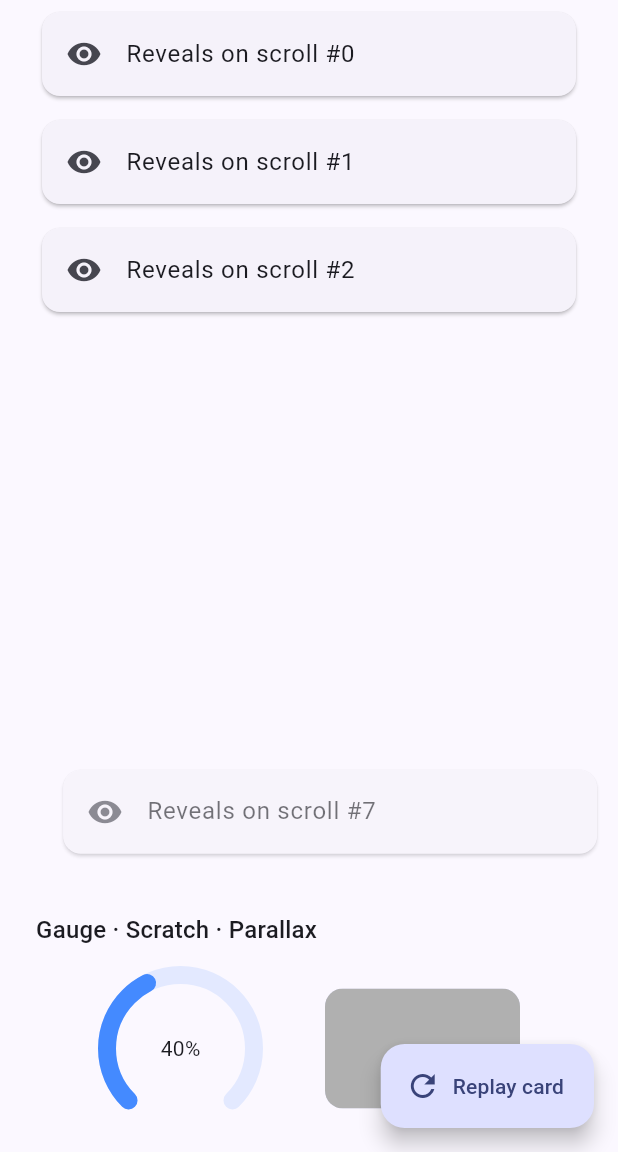
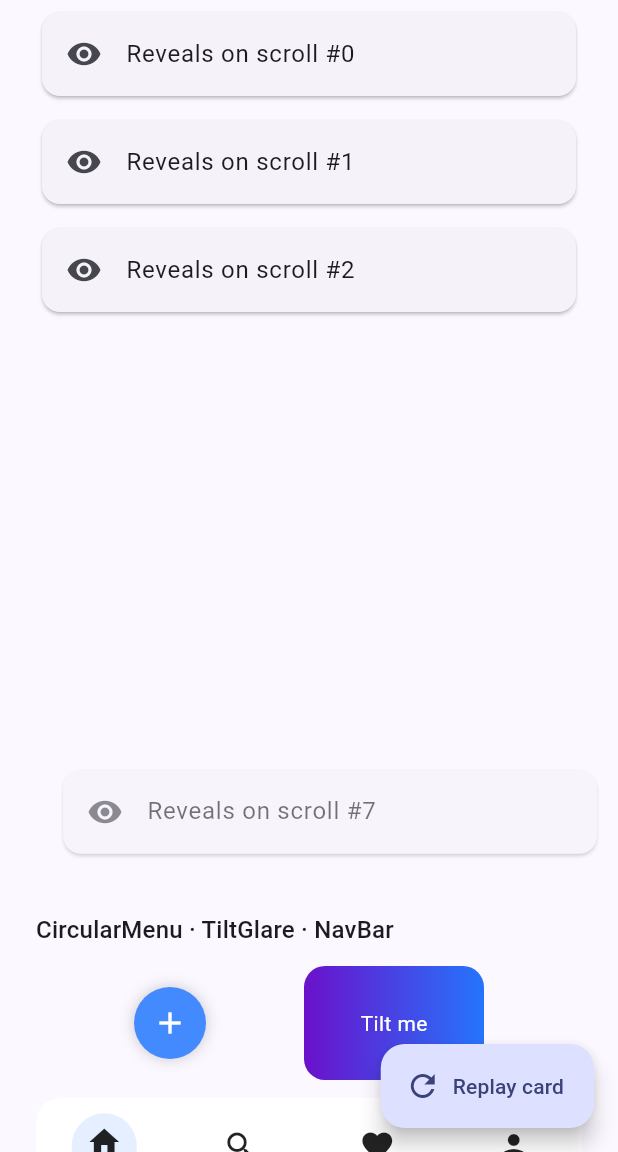
Before and after one commit to m7hamed-dev/save_points_animations, a Flutter app: the screen it shows after launch, scrolled down 2304 dp, on a phone screen of 412 x 824 dp, the part 84-1236 px from its top. Run offline on Flutter 3.47's test engine with Material 3 defaults, Android fonts, the phone set to English and light mode, and no system bars.

Commit message:
Release v0.27.0: Introduced new components including FxCircularMenu for a radial fan menu, FxTiltGlareCard for a 3D tilt effect, and FxAnimatedNavBar for a sliding navigation bar. Updated CHANGELOG and README to document these features, and modified example app to showcase the new widgets. Updated version number in pubspec.yaml and pubspec.lock.

````diff
--- a/example/lib/main.dart
+++ b/example/lib/main.dart
@@ -48,6 +48,7 @@ class _HomeScreenState extends State<HomeScreen> {
   int _step = 1;
   bool _liked = false;
   FxButtonState _btnState = FxButtonState.idle;
+  int _navIndex = 0;
 
   @override
   Widget build(BuildContext context) {
@@ -406,6 +407,68 @@ class _HomeScreenState extends State<HomeScreen> {
                   title: Text('Reveals on scroll #$i'),
                 ),
               ).animate(autoPlay: false).fadeIn().slideX(0.1).onVisible(),
+            ),
+          ),
+
+          const SizedBox(height: 32),
+          Text(
+            'CircularMenu · TiltGlare · NavBar',
+            style: theme.textTheme.titleMedium,
+          ),
+          const SizedBox(height: 12),
+          Row(
+            mainAxisAlignment: MainAxisAlignment.spaceEvenly,
+            children: [
+              FxCircularMenu(
+                size: 48,
+                icon: const Icon(Icons.add, color: Colors.white),
+                children: [
+                  for (final ic in const [Icons.share, Icons.edit, Icons.star])
+                    Container(
+                      width: 40,
+                      height: 40,
+                      decoration: const BoxDecoration(
+                        color: Colors.white,
+                        shape: BoxShape.circle,
+                        boxShadow: [
+                          BoxShadow(color: Color(0x22000000), blurRadius: 6),
+                        ],
+                      ),
+                      child: Icon(ic, size: 20, color: Colors.indigo),
+                    ),
+                ],
+              ),
+              FxTiltGlareCard(
+                child: Container(
+                  width: 120,
+                  height: 76,
+                  alignment: Alignment.center,
+                  decoration: BoxDecoration(
+                    gradient: const LinearGradient(
+                      colors: [Color(0xFF6A11CB), Color(0xFF2575FC)],
+                    ),
+                    borderRadius: BorderRadius.circular(14),
+                  ),
+                  child: const Text(
+                    'Tilt me',
+                    style: TextStyle(color: Colors.white),
+                  ),
+                ),
+              ),
+            ],
+          ),
+          const SizedBox(height: 12),
+          ClipRRect(
+            borderRadius: BorderRadius.circular(16),
+            child: FxAnimatedNavBar(
+              currentIndex: _navIndex,
+              onTap: (i) => setState(() => _navIndex = i),
+              items: const [
+                Icon(Icons.home),
+                Icon(Icons.search),
+                Icon(Icons.favorite),
+                Icon(Icons.person),
+              ],
             ),
           ),
 
--- a/lib/save_points_animations.dart
+++ b/lib/save_points_animations.dart
@@ -49,6 +49,7 @@ export 'src/transitions/fx_page_route.dart'
 export 'src/triggers/fx_triggers.dart' show FxTrigger, FxTriggerExtension;
 export 'src/widgets/fx_animated_check.dart' show FxAnimatedCheck;
 export 'src/widgets/fx_animated_gradient.dart' show FxAnimatedGradient;
+export 'src/widgets/fx_animated_nav_bar.dart' show FxAnimatedNavBar;
 export 'src/widgets/fx_animated_toggle.dart' show FxAnimatedToggle;
 export 'src/widgets/fx_animated_visibility.dart'
     show FxAnimatedVisibility, FxEntranceBuilder, FxVisibility;
@@ -57,6 +58,7 @@ export 'src/widgets/fx_badge.dart' show FxBadge, FxBadgeExtension;
 export 'src/widgets/fx_blob.dart' show FxBlob;
 export 'src/widgets/fx_border_beam.dart' show FxBorderBeam;
 export 'src/widgets/fx_circular_countdown.dart' show FxCircularCountdown;
+export 'src/widgets/fx_circular_menu.dart' show FxCircularMenu;
 export 'src/widgets/fx_color_cycle.dart' show FxColorCycle;
 export 'src/widgets/fx_confetti.dart' show FxConfetti, FxConfettiController;
 export 'src/widgets/fx_countdown.dart' show FxCountdown;
@@ -99,6 +101,7 @@ export 'src/widgets/fx_step_progress.dart' show FxStepProgress;
 export 'src/widgets/fx_swipe.dart' show FxSwipeToDismiss;
 export 'src/widgets/fx_swipe_cards.dart' show FxSwipeCards;
 export 'src/widgets/fx_switcher.dart' show FxSwitcher, FxSwitcherEffect;
+export 'src/widgets/fx_tilt_glare_card.dart' show FxTiltGlareCard;
 export 'src/widgets/fx_typing_indicator.dart' show FxTypingIndicator;
 export 'src/widgets/fx_wave_divider.dart' show FxWaveDivider;
 export 'src/widgets/fx_wave_progress.dart' show FxWaveProgress;
--- /dev/null
+++ b/lib/src/widgets/fx_animated_nav_bar.dart
@@ -0,0 +1,88 @@
+import 'package:flutter/widgets.dart';
+
+/// A bottom navigation bar with an indicator that glides behind the selected
+/// item, which also lifts slightly.
+///
+/// ```dart
+/// FxAnimatedNavBar(
+///   items: const [Icon(Icons.home), Icon(Icons.search), Icon(Icons.person)],
+///   currentIndex: _index,
+///   onTap: (i) => setState(() => _index = i),
+/// );
+/// ```
+class FxAnimatedNavBar extends StatelessWidget {
+  const FxAnimatedNavBar({
+    super.key,
+    required this.items,
+    required this.currentIndex,
+    required this.onTap,
+    this.height = 64,
+    this.background = const Color(0xFFFFFFFF),
+    this.indicatorColor = const Color(0x22448AFF),
+    this.duration = const Duration(milliseconds: 300),
+  });
+
+  final List<Widget> items;
+  final int currentIndex;
+  final ValueChanged<int> onTap;
+  final double height;
+  final Color background;
+  final Color indicatorColor;
+  final Duration duration;
+
+  @override
+  Widget build(BuildContext context) {
+    final n = items.length;
+    final alignX = n <= 1 ? 0.0 : -1 + 2 * currentIndex / (n - 1);
+    final indicator = height * 0.68;
+    return Container(
+      height: height,
+      decoration: BoxDecoration(
+        color: background,
+        boxShadow: const [BoxShadow(color: Color(0x14000000), blurRadius: 10)],
+      ),
+      child: Stack(
+        children: [
+          AnimatedAlign(
+            alignment: Alignment(alignX, 0),
+            duration: duration,
+            curve: Curves.easeOutCubic,
+            child: FractionallySizedBox(
+              widthFactor: 1 / n,
+              heightFactor: 1,
+              child: Center(
+                child: Container(
+                  width: indicator,
+                  height: indicator,
+                  decoration: BoxDecoration(
+                    color: indicatorColor,
+                    shape: BoxShape.circle,
+                  ),
+                ),
+              ),
+            ),
+          ),
+          Row(
+            children: [
+              for (var i = 0; i < n; i++)
+                Expanded(
+                  child: GestureDetector(
+                    behavior: HitTestBehavior.opaque,
+                    onTap: () => onTap(i),
+                    child: Center(
+                      child: AnimatedSlide(
+                        offset: Offset(0, i == currentIndex ? -0.12 : 0),
+                        duration: duration,
+                        curve: Curves.easeOutCubic,
+                        child: items[i],
+                      ),
+                    ),
+                  ),
+                ),
+            ],
+          ),
+        ],
+      ),
+    );
+  }
+}
--- /dev/null
+++ b/lib/src/widgets/fx_circular_menu.dart
@@ -0,0 +1,112 @@
+import 'dart:math' as math;
+
+import 'package:flutter/widgets.dart';
+
+/// A main button that fans its [children] out along an arc when tapped — a
+/// radial action menu.
+///
+/// ```dart
+/// FxCircularMenu(icon: const Icon(Icons.add), children: [a, b, c]);
+/// ```
+class FxCircularMenu extends StatefulWidget {
+  const FxCircularMenu({
+    super.key,
+    required this.icon,
+    required this.children,
+    this.radius = 90,
+    this.startAngle = math.pi,
+    this.sweepAngle = math.pi / 2,
+    this.backgroundColor = const Color(0xFF448AFF),
+    this.size = 56,
+    this.duration = const Duration(milliseconds: 340),
+  });
+
+  final Widget icon;
+  final List<Widget> children;
+  final double radius;
+
+  /// Where the arc begins, in radians (default points left).
+  final double startAngle;
+
+  /// How far the arc spans, in radians (default a quarter turn).
+  final double sweepAngle;
+  final Color backgroundColor;
+  final double size;
+  final Duration duration;
+
+  @override
+  State<FxCircularMenu> createState() => _FxCircularMenuState();
+}
+
+class _FxCircularMenuState extends State<FxCircularMenu>
+    with SingleTickerProviderStateMixin {
+  late final AnimationController _controller = AnimationController(
+    vsync: this,
+    duration: widget.duration,
+  );
+  bool _open = false;
+
+  void _toggle() {
+    setState(() => _open = !_open);
+    _open ? _controller.forward() : _controller.reverse();
+  }
+
+  @override
+  void dispose() {
+    _controller.dispose();
+    super.dispose();
+  }
+
+  @override
+  Widget build(BuildContext context) {
+    final n = widget.children.length;
+    return Stack(
+      alignment: Alignment.center,
+      clipBehavior: Clip.none,
+      children: [
+        for (var i = 0; i < n; i++) _item(i, n),
+        GestureDetector(
+          onTap: _toggle,
+          child: Container(
+            width: widget.size,
+            height: widget.size,
+            decoration: BoxDecoration(
+              color: widget.backgroundColor,
+              shape: BoxShape.circle,
+              boxShadow: const [
+                BoxShadow(color: Color(0x33000000), blurRadius: 8),
+              ],
+            ),
+            child: Center(
+              child: RotationTransition(
+                turns: Tween<double>(begin: 0, end: 0.375).animate(_controller),
+                child: widget.icon,
+              ),
+            ),
+          ),
+        ),
+      ],
+    );
+  }
+
+  Widget _item(int i, int n) {
+    final angle = n == 1
+        ? widget.startAngle + widget.sweepAngle / 2
+        : widget.startAngle + widget.sweepAngle * (i / (n - 1));
+    return AnimatedBuilder(
+      animation: _controller,
+      builder: (context, child) {
+        final v = Curves.easeOutBack.transform(_controller.value);
+        final r = widget.radius * v;
+        return Transform.translate(
+          offset: Offset(math.cos(angle) * r, math.sin(angle) * r),
+          child: Opacity(
+            opacity: _controller.value.clamp(0.0, 1.0),
+            child: Transform.scale(scale: v.clamp(0.0, 1.2), child: child),
+          ),
+        );
+      },
+      child: IgnorePointer(ignoring: !_open, child: widget.children[i]),
+    );
+  }
+}
--- /dev/null
+++ b/lib/src/widgets/fx_tilt_glare_card.dart
@@ -0,0 +1,124 @@
+import 'package:flutter/widgets.dart';
+
+/// A pointer-driven 3D tilt card with a moving glare highlight — the glossy
+/// "trading card" effect.
+///
+/// ```dart
+/// FxTiltGlareCard(child: myCard);
+/// ```
+class FxTiltGlareCard extends StatefulWidget {
+  const FxTiltGlareCard({
+    super.key,
+    required this.child,
+    this.maxTilt = 0.18,
+    this.glareColor = const Color(0x55FFFFFF),
+    this.perspective = 0.001,
+  });
+
+  final Widget child;
+  final double maxTilt;
+  final Color glareColor;
+  final double perspective;
+
+  @override
+  State<FxTiltGlareCard> createState() => _FxTiltGlareCardState();
+}
+
+class _FxTiltGlareCardState extends State<FxTiltGlareCard> {
+  Offset _target = Offset.zero;
+  bool _active = false;
+
+  @override
+  Widget build(BuildContext context) {
+    return LayoutBuilder(
+      builder: (context, constraints) {
+        final size = constraints.biggest;
+        return MouseRegion(
+          onEnter: (_) => setState(() => _active = true),
+          onHover: (event) {
+            if (size.isEmpty) return;
+            setState(() {
+              _target = Offset(
+                (event.localPosition.dx / size.width) * 2 - 1,
+                (event.localPosition.dy / size.height) * 2 - 1,
+              );
+            });
+          },
+          onExit: (_) => setState(() {
+            _target = Offset.zero;
+            _active = false;
+          }),
+          child: TweenAnimationBuilder<Offset>(
+            tween: Tween<Offset>(end: _target),
+            duration: const Duration(milliseconds: 120),
+            curve: Curves.easeOut,
+            builder: (context, value, child) {
+              final matrix = Matrix4.identity()
+                ..setEntry(3, 2, widget.perspective)
+                ..rotateX(-value.dy * widget.maxTilt)
+                ..rotateY(value.dx * widget.maxTilt);
+              return Transform(
+                transform: matrix,
+                alignment: Alignment.center,
+                child: Stack(
+                  fit: StackFit.passthrough,
+                  children: [
+                    child!,
+                    Positioned.fill(
+                      child: IgnorePointer(
+                        child: CustomPaint(
+                          painter: _GlarePainter(
+                            align: Alignment(value.dx, value.dy),
+                            color: widget.glareColor,
+                            active: _active,
+                          ),
+                        ),
+                      ),
+                    ),
+                  ],
+                ),
+              );
+            },
+            child: widget.child,
+          ),
+        );
+      },
+    );
+  }
+}
+
+class _GlarePainter extends CustomPainter {
+  _GlarePainter({
+    required this.align,
+    required this.color,
+    required this.active,
+  });
+
+  final Alignment align;
+  final Color color;
+  final bool active;
+
+  @override
+  void paint(Canvas canvas, Size size) {
+    if (!active) return;
+    final center =
+        size.center(Offset.zero) +
+        Offset(align.x * size.width / 2, align.y * size.height / 2);
+    final shader = RadialGradient(colors: [color, color.withValues(alpha: 0)])
+        .createShader(
+          Rect.fromCircle(center: center, radius: size.shortestSide * 0.7),
+        );
+    canvas.drawRect(
+      Offset.zero & size,
+      Paint()
+        ..shader = shader
+        ..blendMode = BlendMode.plus,
+    );
+  }
+
+  @override
+  bool shouldRepaint(_GlarePainter oldDelegate) =>
+      oldDelegate.align != align ||
+      oldDelegate.color != color ||
+      oldDelegate.active != active;
+}
--- a/pubspec.yaml
+++ b/pubspec.yaml
@@ -3,7 +3,7 @@ description: >-
   A fluent, extensible animation framework for Flutter. Animate any widget with
   chainable extension methods, a single-controller engine, timelines, staggered
   lists, theming and reduced-motion support.
-version: 0.26.0
+version: 0.27.0
 homepage: https://github.com/your-org/save_points_animations
 repository: https://github.com/your-org/save_points_animations
 issue_tracker: https://github.com/your-org/save_points_animations/issues
````
Also changed, not shown: example/pubspec.lock, 2 other files.
